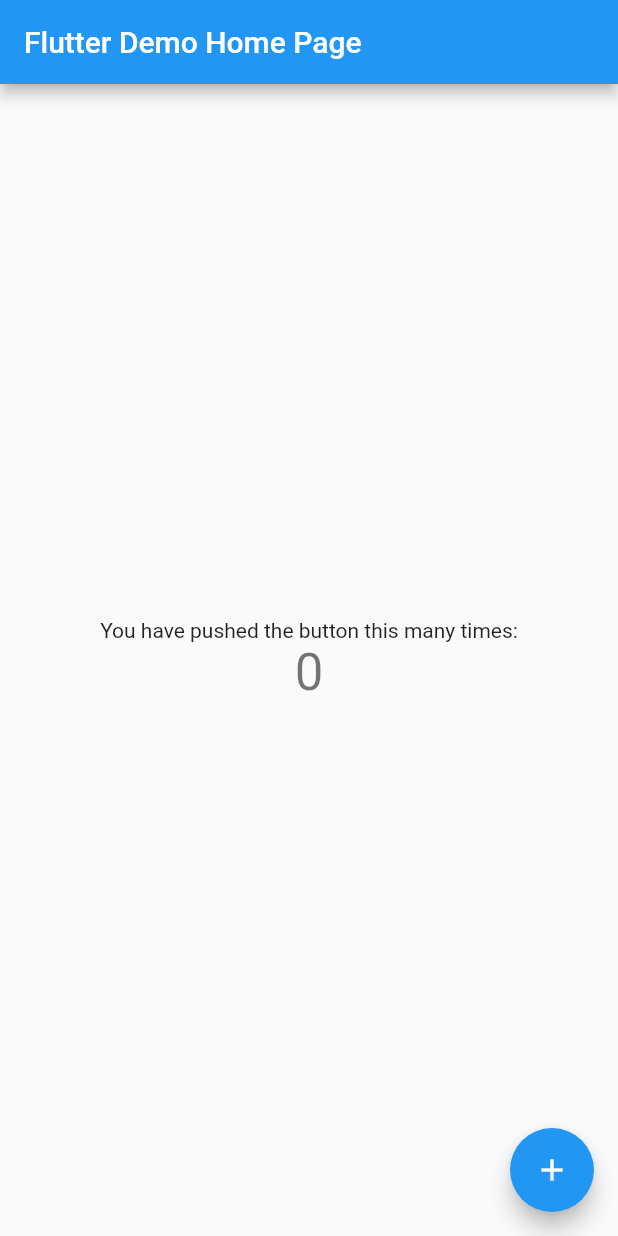
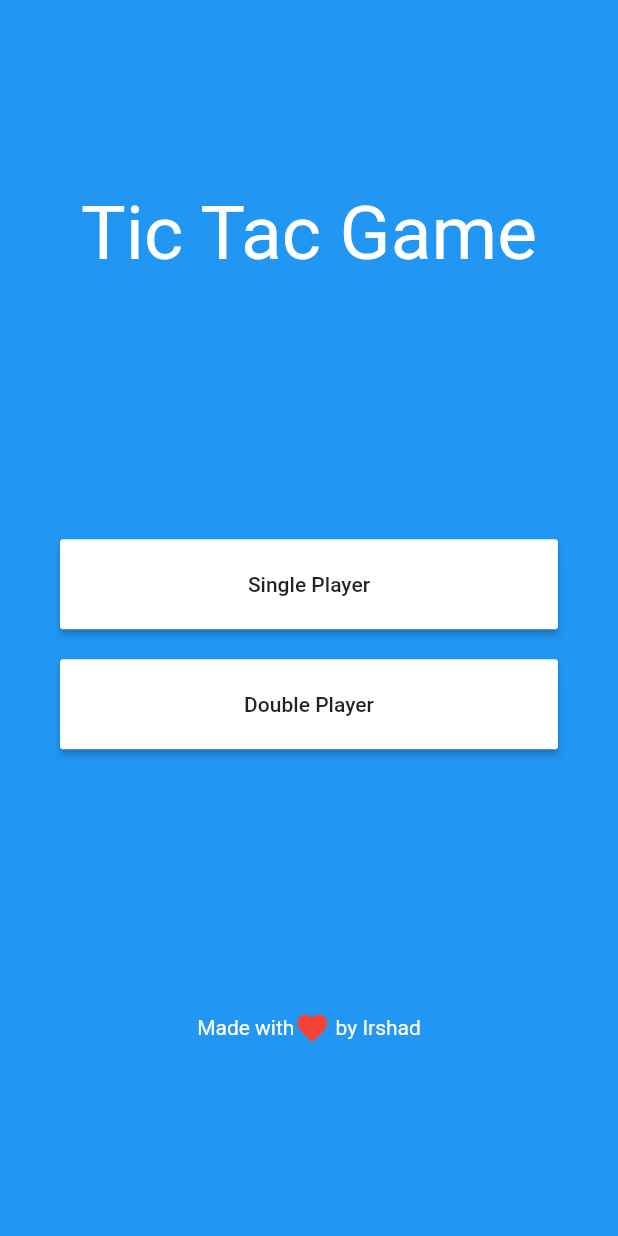
Before and after one commit to irshadjsr21/Flutter-Tic-Tac-Game, a Flutter app: the screen it shows after launch, on a phone screen of 412 x 824 dp. Run offline on Flutter 3.47's test engine with Material 2 defaults, Android fonts, the phone set to English and light mode, and no system bars.

Commit message:
Added double player game with game select screen

```diff
--- a/lib/main.dart
+++ b/lib/main.dart
@@ -1,4 +1,7 @@
 import 'package:flutter/material.dart';
+
+import './selectScreen.dart';
+import './game.dart';
 
 void main() => runApp(MyApp());
 
@@ -7,7 +10,8 @@ class MyApp extends StatelessWidget {
   @override
   Widget build(BuildContext context) {
     return MaterialApp(
-      title: 'Flutter Demo',
+      debugShowCheckedModeBanner: false,
+      title: 'Tic Tac Game',
       theme: ThemeData(
         // This is the theme of your application.
         //
@@ -20,92 +24,7 @@ class MyApp extends StatelessWidget {
         // is not restarted.
         primarySwatch: Colors.blue,
       ),
-      home: MyHomePage(title: 'Flutter Demo Home Page'),
+      home: GameTypeSelect(),
     );
   }
 }
-
-class MyHomePage extends StatefulWidget {
-  MyHomePage({Key key, this.title}) : super(key: key);
-
-  // This widget is the home page of your application. It is stateful, meaning
-  // that it has a State object (defined below) that contains fields that affect
-  // how it looks.
-
-  // This class is the configuration for the state. It holds the values (in this
-  // case the title) provided by the parent (in this case the App widget) and
-  // used by the build method of the State. Fields in a Widget subclass are
-  // always marked "final".
-
-  final String title;
-
-  @override
-  _MyHomePageState createState() => _MyHomePageState();
-}
-
-class _MyHomePageState extends State<MyHomePage> {
-  int _counter = 0;
-
-  void _incrementCounter() {
-    setState(() {
-      // This call to setState tells the Flutter framework that something has
-      // changed in this State, which causes it to rerun the build method below
-      // so that the display can reflect the updated values. If we changed
-      // _counter without calling setState(), then the build method would not be
-      // called again, and so nothing would appear to happen.
-      _counter++;
-    });
-  }
-
-  @override
-  Widget build(BuildContext context) {
-    // This method is rerun every time setState is called, for instance as done
-    // by the _incrementCounter method above.
-    //
-    // The Flutter framework has been optimized to make rerunning build methods
-    // fast, so that you can just rebuild anything that needs updating rather
-    // than having to individually change instances of widgets.
-    return Scaffold(
-      appBar: AppBar(
-        // Here we take the value from the MyHomePage object that was created by
-        // the App.build method, and use it to set our appbar title.
-        title: Text(widget.title),
-      ),
-      body: Center(
-        // Center is a layout widget. It takes a single child and positions it
-        // in the middle of the parent.
-        child: Column(
-          // Column is also layout widget. It takes a list of children and
-          // arranges them vertically. By default, it sizes itself to fit its
-          // children horizontally, and tries to be as tall as its parent.
-          //
-          // Invoke "debug painting" (press "p" in the console, choose the
-          // "Toggle Debug Paint" action from the Flutter Inspector in Android
-          // Studio, or the "Toggle Debug Paint" command in Visual Studio Code)
-          // to see the wireframe for each widget.
-          //
-          // Column has various properties to control how it sizes itself and
-          // how it positions its children. Here we use mainAxisAlignment to
-          // center the children vertically; the main axis here is the vertical
-          // axis because Columns are vertical (the cross axis would be
-          // horizontal).
-          mainAxisAlignment: MainAxisAlignment.center,
-          children: <Widget>[
-            Text(
-              'You have pushed the button this many times:',
-            ),
-            Text(
-              '$_counter',
-              style: Theme.of(context).textTheme.display1,
-            ),
-          ],
-        ),
-      ),
-      floatingActionButton: FloatingActionButton(
-        onPressed: _incrementCounter,
-        tooltip: 'Increment',
-        child: Icon(Icons.add),
-      ), // This trailing comma makes auto-formatting nicer for build methods.
-    );
-  }
-}
--- /dev/null
+++ b/lib/selectScreen.dart
@@ -0,0 +1,98 @@
+import 'package:flutter/material.dart';
+
+import './game.dart';
+
+class GameTypeSelect extends StatelessWidget {
+  final TextStyle _headingStyle = new TextStyle(
+    color: Colors.white,
+    fontSize: 50,
+  );
+
+  final _textStyle = new TextStyle(
+    color: Colors.white,
+  );
+
+  @override
+  Widget build(BuildContext context) {
+    return Scaffold(
+      body: Container(
+        padding: EdgeInsets.all(40),
+        color: Theme.of(context).primaryColor,
+        child: Column(
+          mainAxisAlignment: MainAxisAlignment.spaceAround,
+          crossAxisAlignment: CrossAxisAlignment.center,
+          children: <Widget>[
+            Container(
+              child: Center(
+                child: Text(
+                  'Tic Tac Game',
+                  style: _headingStyle,
+                  textAlign: TextAlign.center,
+                ),
+              ),
+            ),
+            Column(
+              mainAxisAlignment: MainAxisAlignment.center,
+              crossAxisAlignment: CrossAxisAlignment.center,
+              children: <Widget>[
+                Container(
+                  margin: EdgeInsets.only(bottom: 20),
+                  child: SizedBox(
+                    width: double.infinity,
+                    height: 60,
+                    child: RaisedButton(
+                      color: Colors.white,
+                      splashColor: Colors.grey[200],
+                      highlightColor: Colors.grey[200],
+                      child: Text('Single Player'),
+                      onPressed: () {
+                        _navigateToGame(false, context);
+                      },
+                    ),
+                  ),
+                ),
+                SizedBox(
+                  width: double.infinity,
+                  height: 60,
+                  child: RaisedButton(
+                    color: Colors.white,
+                    splashColor: Colors.grey[200],
+                    highlightColor: Colors.grey[200],
+                    child: Text('Double Player'),
+                    onPressed: () {
+                      _navigateToGame(true, context);
+                    },
+                  ),
+                ),
+              ],
+            ),
+            Container(
+              child: Row(
+                mainAxisAlignment: MainAxisAlignment.center,
+                children: <Widget>[
+                  Text(
+                    'Made with',
+                    style: _textStyle,
+                  ),
+                  Icon(
+                    Icons.favorite,
+                    color: Colors.red,
+                  ),
+                  Text(
+                    ' by Irshad',
+                    style: _textStyle,
+                  ),
+                ],
+              ),
+            )
+          ],
+        ),
+      ),
+    );
+  }
+
+  void _navigateToGame(bool isDoublePlayer, BuildContext context) {
+    Navigator.of(context).push(
+        MaterialPageRoute(builder: (context) => GameScreen(isDoublePlayer)));
+  }
+}
```
Also changed, not shown: lib/config.dart (added, +8 -0 lines), lib/game.dart (added, +349 -0 lines).
